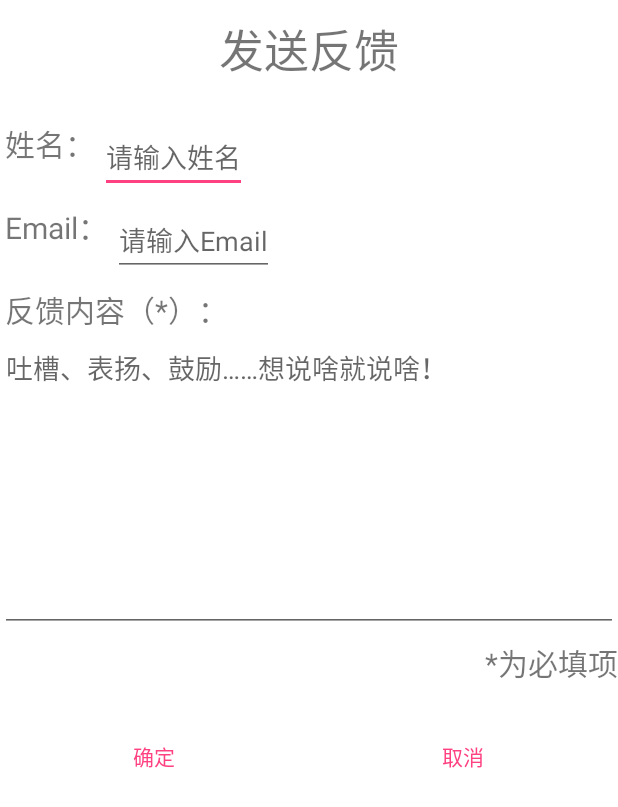
After one commit to runyan/NewYear, an Android app: the FeedbackActivity screen opened directly, with no data from a screen before it, on a phone screen of 412 x 824 dp. The commit adds this screen. Shown: the top 807 px of the screen. Run offline under Robolectric (Android 15) with nearby library versions, the phone set to English and light mode, and no system bars; Roboto replaces fonts that are not available here.

Commit message:
add new features
1. draw "e" to send feedback
2. code optimization

```diff
--- a/app/src/main/AndroidManifest.xml
+++ b/app/src/main/AndroidManifest.xml
@@ -45,6 +45,9 @@
                 <category android:name="android.intent.category.LAUNCHER" />
             </intent-filter>
         </activity>
+        <activity android:name=".FeedbackActivity"
+            android:screenOrientation="portrait">
+        </activity>
     </application>
 
 </manifest>
--- /dev/null
+++ b/app/src/main/java/com/imooc/run/newyear/FeedbackActivity.java
@@ -0,0 +1,135 @@
+package com.imooc.run.newyear;
+
+import android.app.Activity;
+import android.app.ProgressDialog;
+import android.os.AsyncTask;
+import android.os.Bundle;
+import android.view.View;
+import android.view.View.OnClickListener;
+import android.widget.Button;
+import android.widget.EditText;
+import android.widget.Toast;
+
+import com.imooc.run.newyear.Util.MailUtil;
+import com.imooc.run.newyear.Util.Util;
+
+public class FeedbackActivity extends Activity {
+
+    private EditText mName;
+    private EditText mEmail;
+    private EditText mContent;
+
+    private String name;
+    private String email;
+    private String content;
+
+    private final Util util = new Util(FeedbackActivity.this, FeedbackActivity.this);
+
+    @Override
+    protected void onCreate(Bundle savedInstanceState) {
+        super.onCreate(savedInstanceState);
+        setContentView(R.layout.activity_feedback);
+
+        Button mFeedBack = (Button) findViewById(R.id.send_feedback);
+        Button mCancel = (Button) findViewById(R.id.cancel_feedback);
+
+        mName = (EditText) findViewById(R.id.feedback_name);
+        mEmail = (EditText) findViewById(R.id.feedback_email);
+        mContent = (EditText) findViewById(R.id.feedback_content);
+
+        mFeedBack.setOnClickListener(new OnClickListener() {
+            @Override
+            public void onClick(View v) {
+                if (0 == Util.getTextLength(mContent)) {
+                    util.showMessage(getString(R.string.enter_feedback), Toast.LENGTH_SHORT);
+                } else {
+                    name = 0 == Util.getTextLength(mName) ? getString(R.string.anonymous) : mName.getText().toString();
+                    email = 0 == Util.getTextLength(mEmail) ? getString(R.string.anonymous) : mEmail.getText().toString();
+                    content = mContent.getText().toString();
+
+                    if (util.checkNetworkAvailability()) {
+                        SendTask sTask = new SendTask();
+                        sTask.execute();
+                    } else {
+                        util.showMessage(getString(R.string.network_unavailable), Toast.LENGTH_SHORT);
+                    }
+                }
+            }
+        });
+
+        mCancel.setOnClickListener(new OnClickListener() {
+            @Override
+            public void onClick(View v) {
+                FeedbackActivity.this.finish();
+            }
+        });
+    }
+
+    private class SendTask extends AsyncTask<Integer, Integer, String> {
+
+        private ProgressDialog progress;
+
+        @Override
+        protected void onPreExecute() {
+            //第一个执行方法
+            progress = ProgressDialog.show(FeedbackActivity.this, getString(R.string.info), getString(R.string.sending));
+            progress.setCancelable(false);
+            super.onPreExecute();
+        }
+
+        @Override
+        protected String doInBackground(Integer... params) {
+            String emailContent = "姓名：" + name + "\n" + "Email:" + email + "\n" + "反馈内容：" + content;
+            MailUtil mail = new MailUtil("email address@126.com", "email password");
+            String[] toArr = {"recepient1", "recepient2"};
+            mail.setHost("smtp.126.com");
+            mail.setPort("25");
+            mail.setTo(toArr);
+            mail.setFrom("email address@126.com");
+            mail.setSubject("反馈");
+            mail.setBody(emailContent);
+            try {
+                if (mail.send()) {
+                    return "success";
+                } else {
+                    return "fail";
+                }
+            } catch (Exception e) {
+                return "exception";
+            }
+        }
+
+        @Override
+        protected void onProgressUpdate(Integer... progress) {
+            /**这个函数在doInBackground调用publishProgress时触发，虽然调用时只有一个参数
+             *但是这里取到的是一个数组,所以要用progress[0]来取值
+             *第n个参数就用progress[n]来取值
+             */
+            super.onProgressUpdate(progress);
+        }
+
+        @Override
+        protected void onPostExecute(String r) {
+            /**
+             * doInBackground返回时触发，换句话说，就是doInBackground执行完后触发
+             * 这里的result就是上面doInBackground执行后的返回值，所以这里是"执行完毕"
+             */
+            super.onPostExecute(r);
+            progress.dismiss();
+            switch (r) {
+                case "success": {
+                    util.showMessage(getString(R.string.feedback_success), Toast.LENGTH_SHORT);
+                    break;
+                }
+                case "fail": {
+                    util.showMessage(getString(R.string.feedback_fail), Toast.LENGTH_SHORT);
+                }
+                case "exception": {
+                    util.showMessage(getString(R.string.error), Toast.LENGTH_SHORT);
+                    break;
+                }
+            }
+            FeedbackActivity.this.finish();
+        }
+    }
+}
--- a/app/src/main/java/com/imooc/run/newyear/constants/WeChatConstants.java
+++ b/app/src/main/java/com/imooc/run/newyear/constants/WeChatConstants.java
@@ -4,5 +4,5 @@ package com.imooc.run.newyear.constants;
  * 微信分享所用常量
  */
 public interface WeChatConstants {
-    String APP_ID = "wx3b27a3374829b3b7";
+    String APP_ID = "app_id";
 }
--- a/app/src/main/java/com/imooc/run/newyear/constants/WeiBoConstants.java
+++ b/app/src/main/java/com/imooc/run/newyear/constants/WeiBoConstants.java
@@ -4,5 +4,5 @@ package com.imooc.run.newyear.constants;
  * 微博分享所用常量
  */
 public interface WeiBoConstants {
-    String APP_KEY = "1008847125";
+    String APP_KEY = "app_key";
 }
--- /dev/null
+++ b/app/src/main/res/layout/activity_feedback.xml
@@ -0,0 +1,128 @@
+<?xml version="1.0" encoding="utf-8"?>
+<RelativeLayout xmlns:android="http://schemas.android.com/apk/res/android"
+    android:layout_width="match_parent"
+    android:layout_height="match_parent"
+    android:background="@color/white">
+
+    <TextView
+        android:id="@+id/tv_feedback"
+        android:layout_width="wrap_content"
+        android:layout_height="wrap_content"
+        android:layout_centerHorizontal="true"
+        android:layout_marginTop="10dp"
+        android:text="@string/send_feedback"
+        android:textSize="30sp" />
+
+    <TextView
+        android:id="@+id/tv_name"
+        android:layout_width="wrap_content"
+        android:layout_height="wrap_content"
+        android:layout_below="@+id/tv_feedback"
+        android:layout_marginLeft="3dp"
+        android:layout_marginStart="3dp"
+        android:layout_marginTop="25dp"
+        android:text="@string/name"
+        android:textSize="20sp" />
+
+    <EditText
+        android:id="@+id/feedback_name"
+        android:layout_width="wrap_content"
+        android:layout_height="wrap_content"
+        android:layout_alignTop="@+id/tv_name"
+        android:layout_below="@+id/tv_feedback"
+        android:layout_marginLeft="3dp"
+        android:layout_marginStart="3dp"
+        android:layout_toEndOf="@+id/tv_name"
+        android:layout_toRightOf="@+id/tv_name"
+        android:hint="@string/name_hint"
+        android:singleLine="true"
+        android:maxLength="20" />
+
+    <TextView
+        android:id="@+id/tv_email"
+        android:layout_width="wrap_content"
+        android:layout_height="wrap_content"
+        android:layout_below="@+id/tv_name"
+        android:layout_marginLeft="3dp"
+        android:layout_marginStart="3dp"
+        android:layout_marginTop="25dp"
+        android:text="@string/email"
+        android:textSize="20sp" />
+
+    <EditText
+        android:id="@+id/feedback_email"
+        android:layout_width="wrap_content"
+        android:layout_height="wrap_content"
+        android:layout_alignTop="@+id/tv_email"
+        android:layout_below="@+id/tv_name"
+        android:layout_marginLeft="3dp"
+        android:layout_marginStart="3dp"
+        android:layout_toEndOf="@+id/tv_email"
+        android:layout_toRightOf="@+id/tv_email"
+        android:hint="@string/email_hint"
+        android:singleLine="true"
+        android:inputType="textWebEmailAddress" />
+
+    <TextView
+        android:id="@+id/tv_feedback_content"
+        android:layout_width="wrap_content"
+        android:layout_height="wrap_content"
+        android:layout_below="@+id/tv_email"
+        android:layout_marginLeft="3dp"
+        android:layout_marginStart="3dp"
+        android:layout_marginTop="25dp"
+        android:text="@string/feedback"
+        android:textSize="20sp" />
+
+    <EditText
+        android:id="@+id/feedback_content"
+        android:layout_width="match_parent"
+        android:layout_height="200dp"
+        android:layout_below="@+id/tv_feedback_content"
+        android:inputType="textMultiLine"
+        android:hint="@string/feedback_hint"
+        android:gravity="start|top"
+        android:maxLength="200"
+        android:scrollbarAlwaysDrawVerticalTrack="true" />
+
+    <TextView
+        android:id="@+id/tv_hint"
+        android:layout_width="wrap_content"
+        android:layout_height="wrap_content"
+        android:layout_alignParentRight="true"
+        android:layout_alignParentEnd="true"
+        android:layout_below="@+id/feedback_content"
+        android:layout_marginTop="5dp"
+        android:text="@string/required"
+        android:textSize="20sp"/>
+
+    <LinearLayout
+        android:id="@+id/buttons"
+        style="?android:buttonBarStyle"
+        android:layout_width="match_parent"
+        android:layout_height="wrap_content"
+        android:layout_below="@+id/tv_hint"
+        android:layout_marginTop="5dp">
+
+        <Button
+            android:id="@+id/send_feedback"
+            style="?android:buttonBarButtonStyle"
+            android:layout_width="wrap_content"
+            android:layout_height="wrap_content"
+            android:layout_marginTop="15dp"
+            android:layout_weight="1"
+            android:text="@string/confirm" />
+
+        <Button
+            android:id="@+id/cancel_feedback"
+            style="?android:buttonBarButtonStyle"
+            android:layout_width="wrap_content"
+            android:layout_height="wrap_content"
+            android:layout_marginTop="15dp"
+            android:layout_weight="1"
+            android:text="@string/cancel" />
+
+    </LinearLayout>
+
+
+</RelativeLayout>
--- a/app/src/main/res/values/strings.xml
+++ b/app/src/main/res/values/strings.xml
@@ -44,8 +44,22 @@
     <string name="words">个字</string>
     <string name="network_unavailable">网络不可用</string>
     <string name="wifi_not_enabled">检测到你正在使用移动网络,继续使用\n可能会产生流量费用\n是否继续？</string>
-    <string name="gesture_instruction">在除启动页面的其他页面：\n画出“小于号”以返回主页面\n在主页面画出“w”以获得新年祝福</string>
+    <string name="gesture_instruction">在除启动页面的其他页面：\n画出“小于号”以返回主页面\n画出“e”以发送反馈\n在主页面画出“w”以获得新年祝福</string>
     <string name="close">关闭</string>
     <string name="device_not_supported">设备不受支持</string>
+    <string name="send_feedback">发送反馈</string>
+    <string name="name">姓名：</string>
+    <string name="name_hint">请输入姓名</string>
+    <string name="email">Email：</string>
+    <string name="email_hint">请输入Email</string>
+    <string name="feedback">反馈内容（*）：</string>
+    <string name="feedback_hint">吐槽、表扬、鼓励……想说啥就说啥！</string>
+    <string name="required">*为必填项</string>
+    <string name="enter_feedback">请输入反馈内容</string>
+    <string name="begin_send">开始发送</string>
+    <string name="feedback_success">反馈成功</string>
+    <string name="feedback_fail">反馈失败</string>
+    <string name="anonymous">匿名</string>
+    <string name="sending">正在发送</string>
 
 </resources>
```
Also changed, not shown: app/src/main/java/com/imooc/run/newyear/MainActivity.java (+9 -7 lines), app/src/main/java/com/imooc/run/newyear/Util/MailUtil.java (added, +234 -0 lines), app/src/main/java/com/imooc/run/newyear/Util/Util.java (+11 -19 lines), 2 other files.
